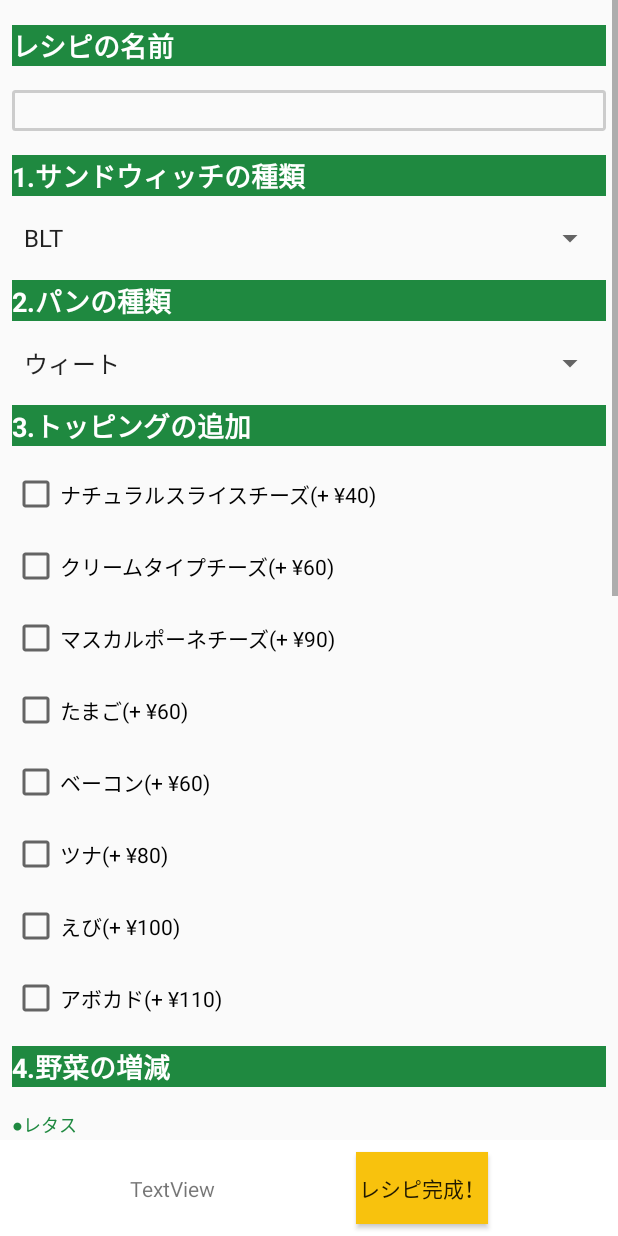
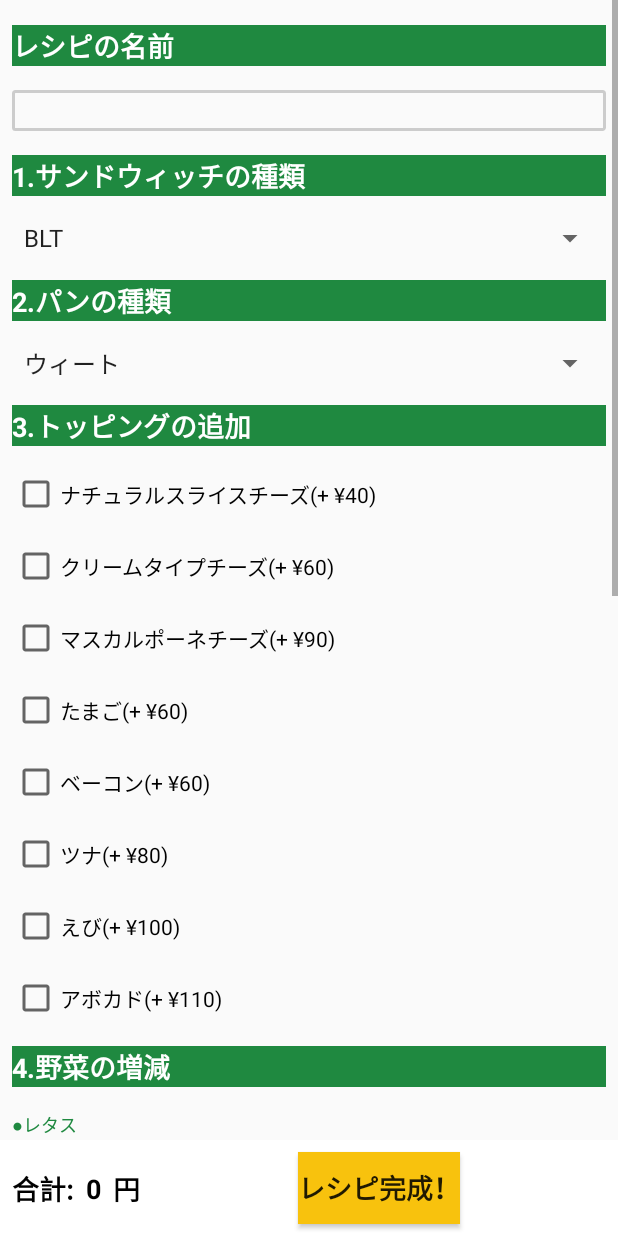
Before and after one commit to hammer0802/SubwaySimulator, an Android app: the CreateRecipe screen opened directly, with no data from a screen before it, on a phone screen of 412 x 824 dp. Run offline under Robolectric (Android 15) with nearby library versions, the phone set to English and light mode, and no system bars.

Commit message:
desplay sum price(in debugging)

```diff
--- a/app/src/main/java/com/hammer/app/subwaysimulator/CreateRecipe.kt
+++ b/app/src/main/java/com/hammer/app/subwaysimulator/CreateRecipe.kt
@@ -29,6 +29,7 @@ class CreateRecipe : Activity() {
         setContentView(R.layout.create_recipe)
         val r = Recipe()
 
+
         fun spinner(itemName: String, itemArray: Array<String>, spinnerName: String){
             val adapter = ArrayAdapter<String>(this, android.R.layout.simple_spinner_item, itemArray)
             adapter.setDropDownViewResource(android.R.layout.simple_spinner_dropdown_item)
@@ -46,6 +47,9 @@ class CreateRecipe : Activity() {
                                             posi: Int, id: Long) {
                     val spinner = parent as Spinner
                     val item = spinner.selectedItem as String
+                    if(itemName == "sandwich"){
+                         r.price = sandPrices[item].toString().toInt()
+                    }
                     val e = this@CreateRecipe.preference.edit()
                     when {
                         itemName == "sandwich" -> r.sandwich = item
@@ -55,8 +59,7 @@ class CreateRecipe : Activity() {
                         itemName == "hotpepper" -> r.hotpepper = item
                         itemName == "dressing" -> r.dressing = item
                     }
-                    e.putString("draft", gson.toJson(list))
-                    e.apply()
+                    e.putString("list", gson.toJson(list))
                 }
 
                 override fun onNothingSelected(arg0: AdapterView<*>) {}
@@ -86,8 +89,7 @@ class CreateRecipe : Activity() {
                         itemName == "redonion" -> r.redonion = item
                         itemName == "carrot" -> r.carrot = item
                     }
-                    e.putString("draft", gson.toJson(list))
-                    e.apply()
+                    e.putString("list", gson.toJson(list))
                 }
                 override fun onNothingSelected(arg0: AdapterView<*>) {}
             }
@@ -99,6 +101,14 @@ class CreateRecipe : Activity() {
             val checkbox = findViewById<CheckBox>(viewId)
             checkbox.isChecked = false
             checkbox.setText(topping)
+            checkbox.setOnClickListener(View.OnClickListener{
+                if (checkbox.isChecked()) {
+                    r.price += toppingPrices[topping].toString().toInt()
+                } else {
+                    r.price -= toppingPrices[topping].toString().toInt()
+                }
+            }
+            )
         }
 
         spinner("sandwich", sandwiches, "spinnerSand")
@@ -113,12 +123,13 @@ class CreateRecipe : Activity() {
         spinner("hotpepper", amounts, "spinnerHotpepper")
         spinner("dressings", dressings, "spinnerDressing")
 
-
+        val sum = r.price.toString()
+        sumPrice.setText(sum)
 
     }
 
     override fun onBackPressed() {
-        val alertDialog = AlertDialog.Builder(this)
+        val alertDialog = AlertDialog.Builder(this, R.style.MyAlertDialogStyle)
                 .setTitle("確認")
                 .setMessage("作成途中で終了するとレシピは保存されません。"+ "\n" +"終了しますか？")
                 .setPositiveButton("はい") { dialog, which ->
--- a/app/src/main/res/layout/create_recipe.xml
+++ b/app/src/main/res/layout/create_recipe.xml
@@ -557,17 +557,48 @@
         android:background="#FFFFFF">
 
         <TextView
-            android:id="@+id/textView"
+            android:id="@+id/sumText1"
             android:layout_width="wrap_content"
             android:layout_height="wrap_content"
-            android:layout_marginBottom="8dp"
             android:layout_marginEnd="8dp"
             android:layout_marginStart="8dp"
-            android:layout_marginTop="8dp"
+            android:text="@string/sumtext1"
+            android:textAllCaps="false"
+            android:textColor="@android:color/black"
+            android:textSize="18sp"
+            android:textStyle="bold"
+            app:layout_constraintBottom_toBottomOf="parent"
+            app:layout_constraintEnd_toStartOf="@+id/sumPrice"
+            app:layout_constraintStart_toStartOf="parent"
+            app:layout_constraintTop_toTopOf="parent" />
+
+        <TextView
+            android:id="@+id/sumPrice"
+            android:layout_width="wrap_content"
+            android:layout_height="wrap_content"
+            android:layout_marginEnd="8dp"
             android:text="TextView"
+            android:textAllCaps="false"
+            android:textColor="@android:color/black"
+            android:textSize="18sp"
+            android:textStyle="bold"
             app:layout_constraintBottom_toBottomOf="parent"
-            app:layout_constraintEnd_toStartOf="@+id/button"
-            app:layout_constraintStart_toStartOf="parent"
+            app:layout_constraintEnd_toStartOf="@+id/sumText2"
+            app:layout_constraintStart_toEndOf="@+id/sumText1"
+            app:layout_constraintTop_toTopOf="parent" />
+
+        <TextView
+            android:id="@+id/sumText2"
+            android:layout_width="wrap_content"
+            android:layout_height="wrap_content"
+            android:layout_marginStart="8dp"
+            android:text="@string/sumtext2"
+            android:textAllCaps="false"
+            android:textColor="@android:color/black"
+            android:textSize="18sp"
+            android:textStyle="bold"
+            app:layout_constraintBottom_toBottomOf="parent"
+            app:layout_constraintStart_toEndOf="@+id/sumPrice"
             app:layout_constraintTop_toTopOf="parent" />
 
         <Button
@@ -580,9 +611,11 @@
             android:layout_marginTop="8dp"
             android:background="@color/colorAccent"
             android:text="@string/complete"
+            android:textSize="18sp"
+            android:textStyle="bold"
             app:layout_constraintBottom_toBottomOf="parent"
             app:layout_constraintEnd_toEndOf="parent"
-            app:layout_constraintStart_toEndOf="@+id/textView"
+            app:layout_constraintStart_toEndOf="@+id/sumText2"
             app:layout_constraintTop_toTopOf="parent" />
 
     </android.support.constraint.ConstraintLayout>
--- a/app/src/main/res/values/strings.xml
+++ b/app/src/main/res/values/strings.xml
@@ -16,4 +16,7 @@
     <string name="hot_pepper">●ホットペッパー</string>
     <string name="name_edit">レシピの名前</string>
     <string name="complete">レシピ完成！</string>
+    <string name="sumtext1">合計:</string>
+    <string name="sumtext2">円</string>
+
 </resources>
--- a/app/src/main/res/values/styles.xml
+++ b/app/src/main/res/values/styles.xml
@@ -17,4 +17,10 @@
 
     <style name="AppTheme.PopupOverlay" parent="ThemeOverlay.AppCompat.Light" />
 
+    <style name="MyAlertDialogStyle" parent="Theme.AppCompat.Light.Dialog.Alert">
+        <item name="colorAccent">@android:color/black</item>
+        <item name="android:background">@android:color/white</item>
+        <item name="android:textColorPrimary">@android:color/black</item>
+    </style>
+
 </resources>
```
